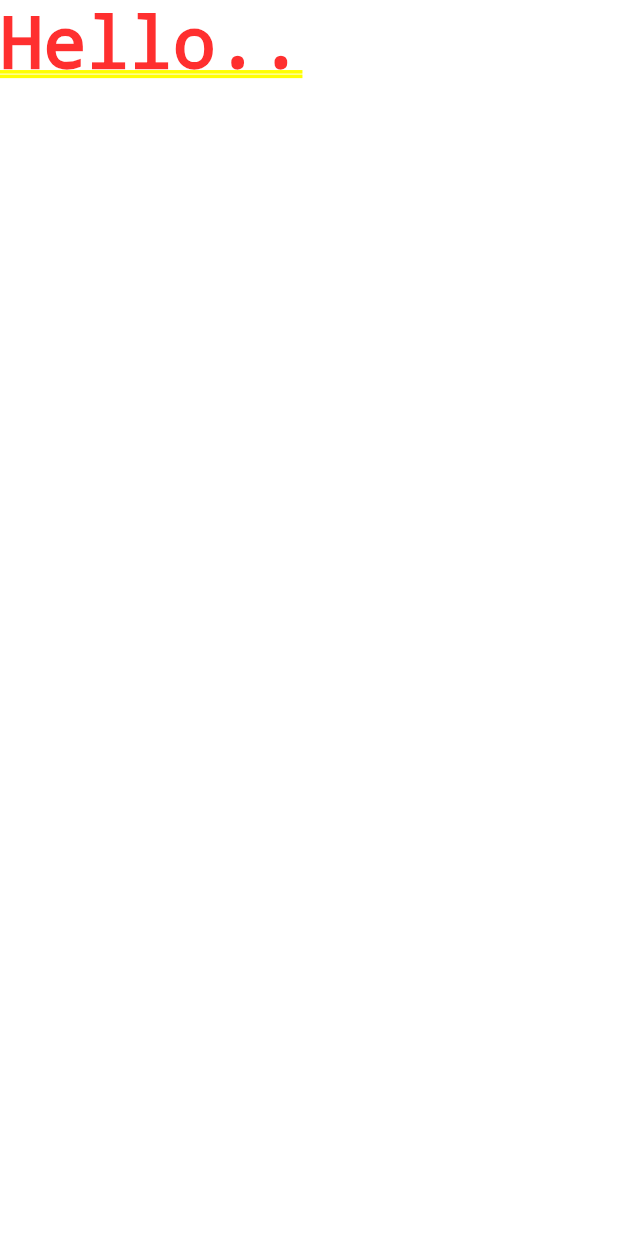
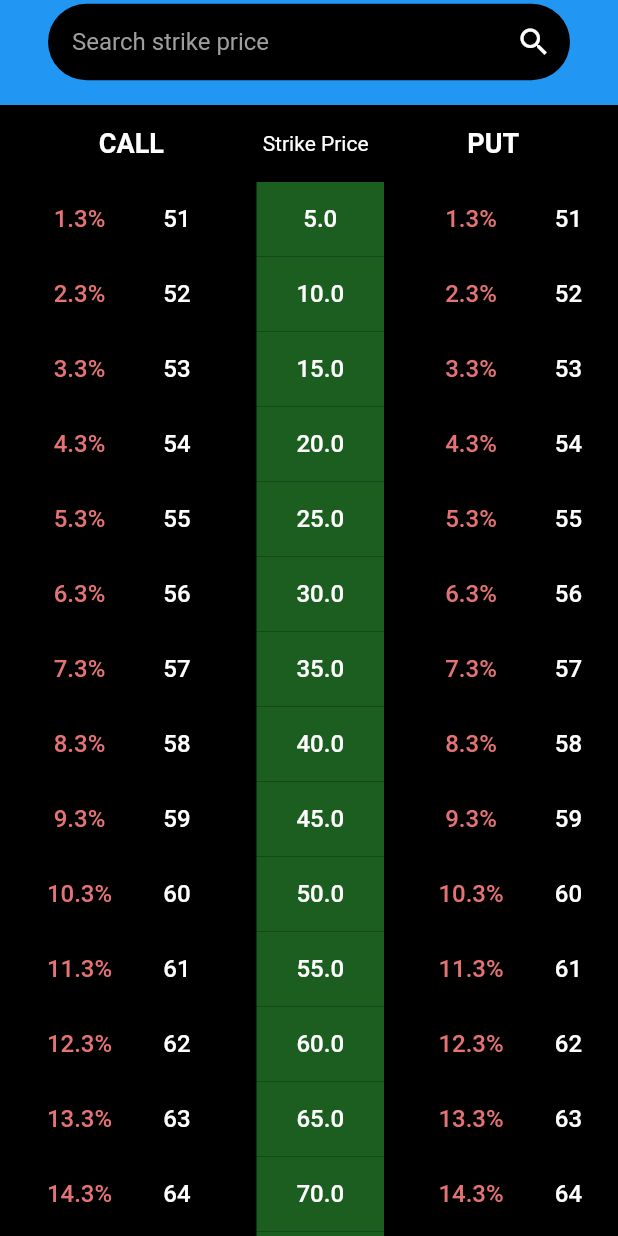
Before and after one commit to JasviramMsf/routes_sample, a Flutter app: the screen it shows after launch, on a phone screen of 412 x 824 dp. Run offline on Flutter 3.47's test engine with Material 2 defaults, Android fonts, the phone set to English and light mode, and no system bars.

Commit message:
Option chain list widget

```diff
--- a/lib/main.dart
+++ b/lib/main.dart
@@ -1,4 +1,7 @@
 import 'package:flutter/material.dart';
+import 'package:provider/provider.dart';
+import 'package:routes/option_chain_list.dart';
+import 'package:routes/state_management/provider.dart';
 
 void main() {
   runApp(const MainApp());
@@ -9,8 +12,9 @@ class MainApp extends StatelessWidget {
 
   @override
   Widget build(BuildContext context) {
-    return const MaterialApp(
-      home: Text("Hello.."),
+    return MaterialApp(
+      home: ChangeNotifierProvider(
+          create: (_) => SearchProvider(), child: const OptionChainList()),
     );
   }
 }
--- /dev/null
+++ b/lib/option_chain_list.dart
@@ -0,0 +1,19 @@
+import 'package:flutter/material.dart';
+import 'package:routes/widgets/list_container.dart';
+import 'package:routes/widgets/searchbar.dart';
+
+class OptionChainList extends StatelessWidget {
+  const OptionChainList({super.key});
+
+  @override
+  Widget build(BuildContext context) {
+    return const Scaffold(
+      appBar: PreferredSize(
+        preferredSize: Size.fromHeight(70),
+        child: OptionSearchBar(),
+      ),
+      body: ListContainer(),
+      backgroundColor: Colors.black,
+    );
+  }
+}
--- /dev/null
+++ b/lib/state_management/provider.dart
@@ -0,0 +1,12 @@
+import 'package:flutter/material.dart';
+
+class SearchProvider extends ChangeNotifier {
+  String _searchtxt = '';
+
+  String get searchtxt => _searchtxt;
+
+  void setSearchtxt(String val) {
+    _searchtxt = val;
+    notifyListeners();
+  }
+}
--- /dev/null
+++ b/lib/utils/constants.dart
@@ -0,0 +1,18 @@
+// ignore_for_file: constant_identifier_names
+
+const String SEARCH_TXT = 'Search strike price';
+const String TITLE = 'Option chain listing';
+const String PLACEHOLDER_TXT = 'Enter an expression';
+const String SPOT_PRICE_REGEX_VALIDATION = r'^-?\d*\.?\d*';
+const String CALL_TXT = 'CALL';
+const String STRIKE_PRICE_TXT = 'Strike Price';
+const String PUT_TXT = 'PUT';
+const int LIST_COUNT = 60;
+const String CHNAGE_TXT = "Change";
+const double LIST_HEIGHT = 3000.00;
+const String OI_TXT = "OI";
+const String LTP_TXT = "LTP";
+const String ERROR_SPOT_MSG = "Enter valid spot price !";
+const String NOT_IN_RANGE_ERROR = "Spot price not in range";
+const String INITIAL_INDEX_POSITION = "160";
+const int ITEM_HEIGHT = 50;
--- /dev/null
+++ b/lib/utils/styles.dart
@@ -0,0 +1,3 @@
+import 'package:flutter/material.dart';
+
+TextStyle headerTxtStyle() => const TextStyle(fontSize: 18,color: Colors.white,fontWeight: FontWeight.bold,);
--- /dev/null
+++ b/lib/widgets/list_container.dart
@@ -0,0 +1,141 @@
+import 'package:flutter/material.dart';
+import 'package:provider/provider.dart';
+import 'package:routes/state_management/provider.dart';
+import 'package:routes/utils/constants.dart';
+import 'package:routes/utils/data.dart';
+import 'package:routes/utils/common_functions.dart';
+import 'package:routes/widgets/list_widget.dart';
+import 'package:routes/widgets/overlay.dart';
+import '../utils/styles.dart';
+
+OverlayEntry? overlayEntry;
+final ScrollController controller = ScrollController();
+final GlobalKey listKey = GlobalKey();
+String fIxedIndexPositon = INITIAL_INDEX_POSITION;
+
+class ListContainer extends StatelessWidget {
+  const ListContainer({super.key});
+  @override
+  Widget build(BuildContext context) {
+    final inputProvider = Provider.of<SearchProvider>(context);
+
+    void removeOverlay() {
+      overlayEntry?.remove();
+      overlayEntry = null;
+    }
+
+    void showOverlay(index) {
+      overlayEntry = createOverlayEntry(
+        context,
+        overlayEntry,
+        index,
+        inputProvider.searchtxt,
+      );
+      Overlay.of(context).insert(overlayEntry!);
+    }
+
+    void checkOverlay(index) {
+      if (overlayEntry != null) {
+        removeOverlay();
+      }
+
+      if (!isItemVisible(
+          int.parse(getNearbyIndex(inputProvider.searchtxt)), context)) {
+        RenderBox? renderBox =
+            listKey.currentContext?.findRenderObject() as RenderBox?;
+        final itemPosition = renderBox?.localToGlobal(Offset(0.0, index * ITEM_HEIGHT));
+
+        double listViewTop = controller.position.viewportDimension -
+            controller.position.extentInside;
+        double listViewBottom = controller.position.viewportDimension;
+
+        if (itemPosition!.dy >= listViewTop) {
+          fIxedIndexPositon = getScreenBottomPosition(context);
+        } else if (itemPosition.dy <= listViewBottom) {
+          fIxedIndexPositon = INITIAL_INDEX_POSITION;
+        }
+        showOverlay(fIxedIndexPositon);
+      } else {
+        showOverlay(index.toString());
+      }
+    }
+
+    WidgetsBinding.instance.addPostFrameCallback((_) {
+      if (controller.hasClients && inputProvider.searchtxt.isNotEmpty) {
+        if (overlayEntry == null) {
+          scrollToIndex(int.parse(getNearbyIndex(inputProvider.searchtxt)),
+              context, checkOverlay);
+        } else {
+          removeOverlay();
+          scrollToIndex(int.parse(getNearbyIndex(inputProvider.searchtxt)),
+              context, checkOverlay);
+        }
+
+        controller.addListener(() {
+          var pos = findItemPosition() +
+              (double.parse(getNearbyIndex(inputProvider.searchtxt)) * ITEM_HEIGHT);
+          checkOverlay(pos);
+        });
+      }
+    });
+
+    return Column(
+      children: [
+        const SizedBox(
+          height: 15,
+        ),
+        Row(
+          mainAxisAlignment: MainAxisAlignment.spaceEvenly,
+          children: [
+            Text(
+              CALL_TXT,
+              style: headerTxtStyle(),
+            ),
+            const Text(
+              STRIKE_PRICE_TXT,
+              style: TextStyle(fontSize: 14, color: Colors.white),
+            ),
+            Text(
+              PUT_TXT,
+              style: headerTxtStyle(),
+            ),
+          ],
+        ),
+        const SizedBox(
+          height: 15,
+        ),
+
+        Expanded(
+          child: SingleChildScrollView(
+            controller: controller,
+            scrollDirection: Axis.vertical,
+            child: Row(
+              mainAxisAlignment: MainAxisAlignment.spaceEvenly,
+              children: [
+                ListWidget(
+                    title: CALL_TXT,
+                    item: optionList,
+                    hasHorizontalList: true,
+                    controller: controller,
+                    globalKey: null),
+                ListWidget(
+                    title: STRIKE_PRICE_TXT,
+                    item: strikePriceList,
+                    hasHorizontalList: false,
+                    controller: controller,
+                    globalKey: listKey),
+                ListWidget(
+                    title: PUT_TXT,
+                    item: optionList,
+                    hasHorizontalList: true,
+                    controller: controller,
+                    globalKey: null),
+              ],
+            ),
+          ),
+        ),
+        // ),),
+      ],
+    );
+  }
+}
--- /dev/null
+++ b/lib/widgets/list_widget.dart
@@ -0,0 +1,70 @@
+import 'package:flutter/material.dart';
+import 'package:routes/utils/constants.dart';
+
+class ListWidget extends StatelessWidget {
+  final String title;
+  final List<List<String>> item;
+  final bool hasHorizontalList;
+  final ScrollController controller;
+  final GlobalKey? globalKey;
+
+  const ListWidget(
+      {super.key,
+      required this.title,
+      required this.item,
+      required this.hasHorizontalList,
+      required this.controller,
+      required this.globalKey});
+
+  @override
+  Widget build(BuildContext context) {
+    return SizedBox(
+      width: 110,
+      height: LIST_HEIGHT,
+      child: ListView.builder(
+        padding: hasHorizontalList
+            ? null
+            : const EdgeInsets.symmetric(horizontal: 20),
+        shrinkWrap: true,
+        scrollDirection: Axis.horizontal,
+        itemCount: item.length,
+        itemBuilder: (context, rowIndex) {
+          return Row(
+            crossAxisAlignment: CrossAxisAlignment.start,
+            children: [
+              SizedBox(
+                width: hasHorizontalList ? 65 : 85,
+                child: ListView.builder(
+                  key: globalKey,
+                  scrollDirection: Axis.vertical,
+                  shrinkWrap: true,
+                  physics: const NeverScrollableScrollPhysics(),
+                  itemCount: item[rowIndex].length,
+                  itemBuilder: (context, colIndex) {
+                    return Container(
+                      color:
+                          hasHorizontalList ? Colors.black : Colors.green[900],
+                      height: ITEM_HEIGHT.toDouble(),
+                      padding: const EdgeInsets.all(5),
+                      child: Center(
+                        child: Text(
+                          item[rowIndex][colIndex],
+                          style: TextStyle(
+                              color: item[rowIndex][colIndex].contains("%")
+                                  ? Colors.red[300]
+                                  : Colors.white,
+                              fontSize: 16,
+                              fontWeight: FontWeight.w500),
+                        ),
+                      ),
+                    );
+                  },
+                ),
+              ),
+            ],
+          );
+        },
+      ),
+    );
+  }
+}
--- /dev/null
+++ b/lib/widgets/overlay.dart
@@ -0,0 +1,35 @@
+import 'package:flutter/material.dart';
+
+OverlayEntry createOverlayEntry(
+  BuildContext context,
+  overlayEntry,
+  String searchTxtIndex,
+  String searchTxt,
+) {
+  final searchIndex = double.parse(searchTxtIndex) - 15;
+  return overlayEntry = OverlayEntry(
+    builder: (BuildContext context) {
+      return Positioned(
+        top: searchIndex < 160 ? 160 : searchIndex,
+        left: 140.0,
+        child: Material(
+          borderRadius: BorderRadius.circular(30),
+          child: Container(
+            width: 120,
+            height: 30,
+            decoration: BoxDecoration(
+              borderRadius: BorderRadius.circular(30.0),
+              color: Colors.grey,
+            ),
+            child: Center(
+              child: Text(
+                'Spot price : $searchTxt',
+                style: const TextStyle(color: Colors.black),
+              ),
+            ),
+          ),
+        ),
+      );
+    },
+  );
+}
--- /dev/null
+++ b/lib/widgets/searchbar.dart
@@ -0,0 +1,81 @@
+import 'dart:math';
+
+import 'package:flutter/material.dart';
+import 'package:flutter/services.dart';
+import 'package:provider/provider.dart';
+import 'package:routes/state_management/provider.dart';
+import 'package:routes/utils/common_functions.dart';
+import 'package:routes/utils/constants.dart';
+import 'package:routes/utils/data.dart';
+import 'package:routes/widgets/toastmsg.dart';
+
+class OptionSearchBar extends StatelessWidget {
+  const OptionSearchBar({super.key});
+
+  @override
+  Widget build(BuildContext context) {
+    final inputProvider = Provider.of<SearchProvider>(context);
+    final searchInputController = TextEditingController();
+    double lowest = doubleList.reduce(min);
+    double highest = doubleList.reduce(max);
+
+    void searchSpotPrice() {
+
+      if (searchInputController.text.isNotEmpty) {
+        final String searchTxt = double.parse(searchInputController.text).toStringAsFixed(1);
+        double searchTxtDouble = double.parse(searchTxt);
+        if (!strikePriceList[0].contains(searchTxtDouble.toString())) {
+          if ((searchTxtDouble >= lowest) && (searchTxtDouble <= highest)) {
+            inputProvider.setSearchtxt(searchTxt.toString());
+          } else {
+            showSnackBar(context, NOT_IN_RANGE_ERROR);
+          }
+        } else {
+          inputProvider.setSearchtxt(searchTxt);
+        }
+      } else {
+        showSnackBar(context, ERROR_SPOT_MSG);
+      }
+    }
+
+    return AppBar(
+      title: Container(
+        margin: const EdgeInsets.symmetric(
+          horizontal: 16,
+          vertical: 16,
+        ),
+        decoration: BoxDecoration(
+          borderRadius: BorderRadius.circular(30.0),
+          color: Colors.black,
+        ),
+        child: TextField(
+          // maxLength: 5,
+          controller: searchInputController,
+          style: const TextStyle(color: Colors.white),
+          keyboardType: const TextInputType.numberWithOptions(
+            decimal: true,
+            signed: true,
+          ),
+          inputFormatters: [
+            FilteringTextInputFormatter.allow(
+              RegExp(SPOT_PRICE_REGEX_VALIDATION),
+            ),
+                    LengthLimitingTextInputFormatter(10),
+          ],
+          decoration: InputDecoration(
+            contentPadding: const EdgeInsets.symmetric(
+              horizontal: 16,
+              vertical: 16,
+            ),
+            hintText: SEARCH_TXT,
+            hintStyle: const TextStyle(color: Colors.grey),
+            border: InputBorder.none,
+            suffixIcon: IconButton(
+                icon: const Icon(Icons.search, color: Colors.white),
+                onPressed: searchSpotPrice),
+          ),
+        ),
+      ),
+    );
+  }
+}
--- /dev/null
+++ b/lib/widgets/toastmsg.dart
@@ -0,0 +1,11 @@
+ import 'package:flutter/material.dart';
+ showSnackBar(context,msg) => ScaffoldMessenger.of(context).showSnackBar(
+           SnackBar(
+            content: Center(
+              child: (Text(
+                msg,
+                style:const TextStyle(fontSize: 18),
+              )),
+            ),
+          ),
+        );
--- a/pubspec.yaml
+++ b/pubspec.yaml
@@ -35,6 +35,7 @@ dependencies:
   # The following adds the Cupertino Icons font to your application.
   # Use with the CupertinoIcons class for iOS style icons.
   cupertino_icons: ^1.0.2
+  provider: ^6.0.5
 
 dev_dependencies:
   flutter_test:
```
Also changed, not shown: lib/utils/common_functions.dart (added, +48 -0 lines), lib/utils/data.dart (added, +35 -0 lines), pubspec.lock.
